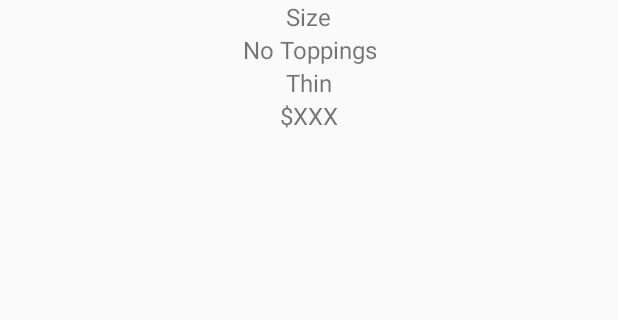
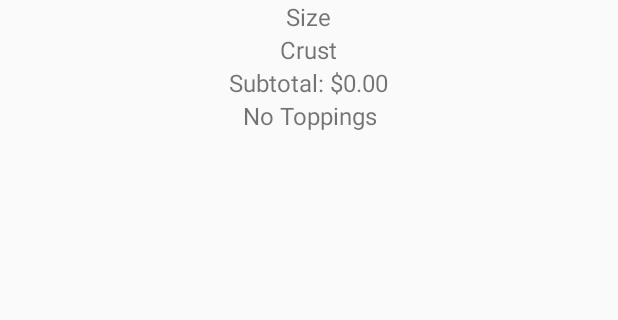
Before and after one commit to prarabdhathapa/Android_Pizza, an Android app: the layout item_pizza.xml on its own in the app's theme, with its tools: preview values and no code run, on a phone screen of 412 x 824 dp, the part 363-683 px from its top. Run offline under Robolectric (Android 15) with nearby library versions, the phone set to English and light mode, and no system bars.

Commit message:
Final Cleanup

```diff
--- a/app/src/main/java/src/OrderAdapter.java
+++ b/app/src/main/java/src/OrderAdapter.java
@@ -10,6 +10,7 @@ import android.widget.TextView;
 import com.example.cs213_project_5.R;
 
 import java.util.ArrayList;
+
 import src.pizzeria.Order;
 import src.pizzeria.Pizza;
 
@@ -18,7 +19,7 @@ public class OrderAdapter extends ArrayAdapter<Order> {
     private Context context;
     private ArrayList<Order> orders;
 
-    public OrderAdapter(Context context, ArrayList<Order> orders) {
+    OrderAdapter(Context context, ArrayList<Order> orders) {
         super(context, R.layout.item_order, orders);
         this.context = context;
         this.orders = orders;
--- a/app/src/main/java/src/ToppingsAdapter.java
+++ b/app/src/main/java/src/ToppingsAdapter.java
@@ -16,10 +16,9 @@ import java.util.ArrayList;
 import src.pizzeria.*;
 
 public class ToppingsAdapter extends RecyclerView.Adapter<ToppingsAdapter.ToppingsViewHolder> {
-
+    private static final int MAX_TOPPINGS = 7;
     private final ArrayList<Toppings> toppings;
     private final ArrayList<Toppings> selectedToppings = new ArrayList<>();
-    private static final int MAX_TOPPINGS = 7;
     private boolean isSelectionEnabled = true;
     private OnToppingClickListener listener;
 
--- a/app/src/main/res/layout/item_pizza.xml
+++ b/app/src/main/res/layout/item_pizza.xml
@@ -10,8 +10,8 @@
         android:id="@+id/pizzaImage"
         android:layout_width="wrap_content"
         android:layout_height="200dp"
+        android:layout_gravity="center"
         android:layout_marginBottom="4dp"
-        android:layout_gravity="center"
         android:src="@drawable/ic_pizza" />
 
     <!-- Text for the pizza name -->
@@ -22,36 +22,38 @@
         android:text="@string/defaultPizza"
         android:textSize="16sp"
         android:textStyle="bold" />
+
     <TextView
         android:id="@+id/pizza_size"
         android:layout_width="wrap_content"
         android:layout_height="wrap_content"
+        android:gravity="center"
         android:text="@string/defaultSize"
-        android:textSize="16sp"
-        android:gravity="center" />
+        android:textSize="16sp" />
+
+    <TextView
+        android:id="@+id/pizza_crust"
+        android:layout_width="wrap_content"
+        android:layout_height="wrap_content"
+        android:gravity="center"
+        android:text="@string/defaultCrust"
+        android:textSize="16sp" />
+
+    <TextView
+        android:id="@+id/pizza_price"
+        android:layout_width="wrap_content"
+        android:layout_height="wrap_content"
+        android:gravity="center"
+        android:text="@string/defaultOrderSubtotal"
+        android:textSize="16sp" />
 
     <TextView
         android:id="@+id/pizza_toppings"
         android:layout_width="wrap_content"
         android:layout_height="wrap_content"
+        android:gravity="center"
         android:text="@string/defaultToppings"
-        android:textSize="16sp"
-        android:gravity="center" />
-
-    <TextView
-        android:id="@+id/pizza_crust"
-        android:layout_width="wrap_content"
-        android:layout_height="wrap_content"
-        android:text="Thin"
-        android:textSize="16sp"
-        android:gravity="center" />
-    <TextView
-        android:id="@+id/pizza_price"
-        android:layout_width="wrap_content"
-        android:layout_height="wrap_content"
-        android:text="$XXX"
-        android:textSize="16sp"
-        android:gravity="center" />
+        android:textSize="16sp" />
 
 
 </LinearLayout>
--- a/app/src/main/res/values/strings.xml
+++ b/app/src/main/res/values/strings.xml
@@ -26,6 +26,7 @@
     <string name="defaultTopping">Topping Name</string>
     <string name="defaultPizza">Pizza Name</string>
     <string name="defaultSize">Size</string>
+    <string name="defaultCrust">Crust</string>
     <string name="defaultToppings">No Toppings</string>
     <string name="defaultOrderID">Order #</string>
     <string name="defaultPizzaDetails">Pizza Details Here</string>
```
Also changed, not shown: app/src/main/java/src/CreatePizzaActivity.java (+16 -54 lines), app/src/main/java/src/CurrentOrderActivity.java (+10 -11 lines), app/src/main/java/src/OrderHistoryActivity.java (+12 -5 lines), app/src/main/java/src/PizzaAdapter.java (+6 -5 lines), app/src/main/java/src/Pizzeria.java (+11 -18 lines), app/src/main/res/layout/activity_order_history.xml (+2 -23 lines).
